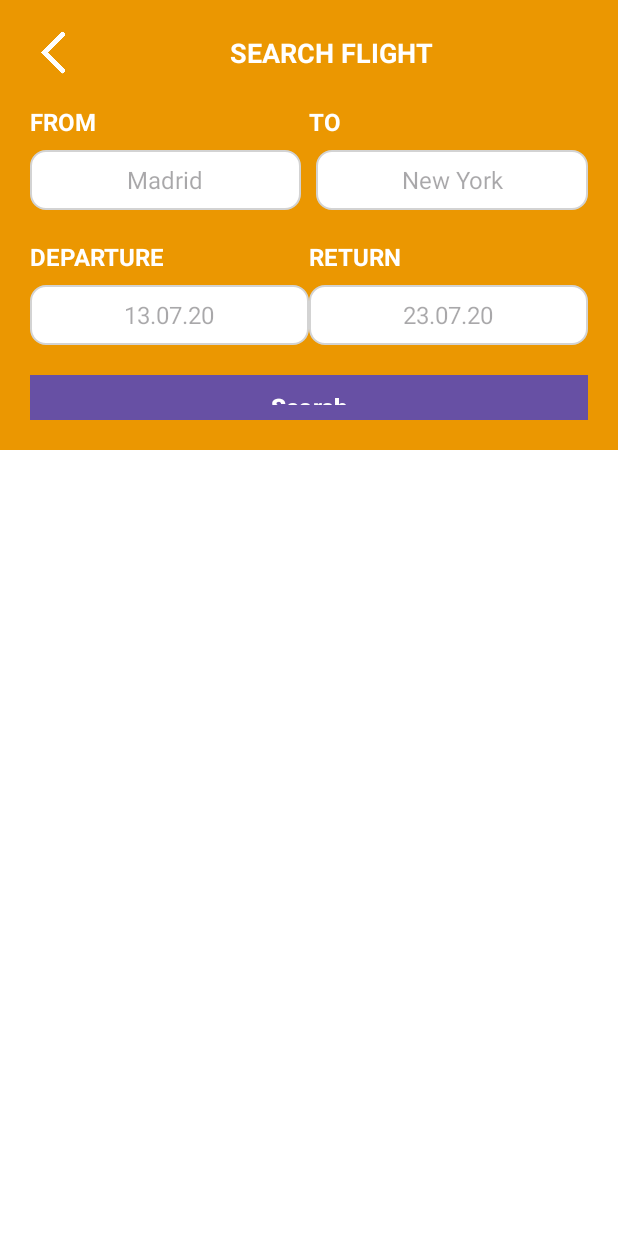
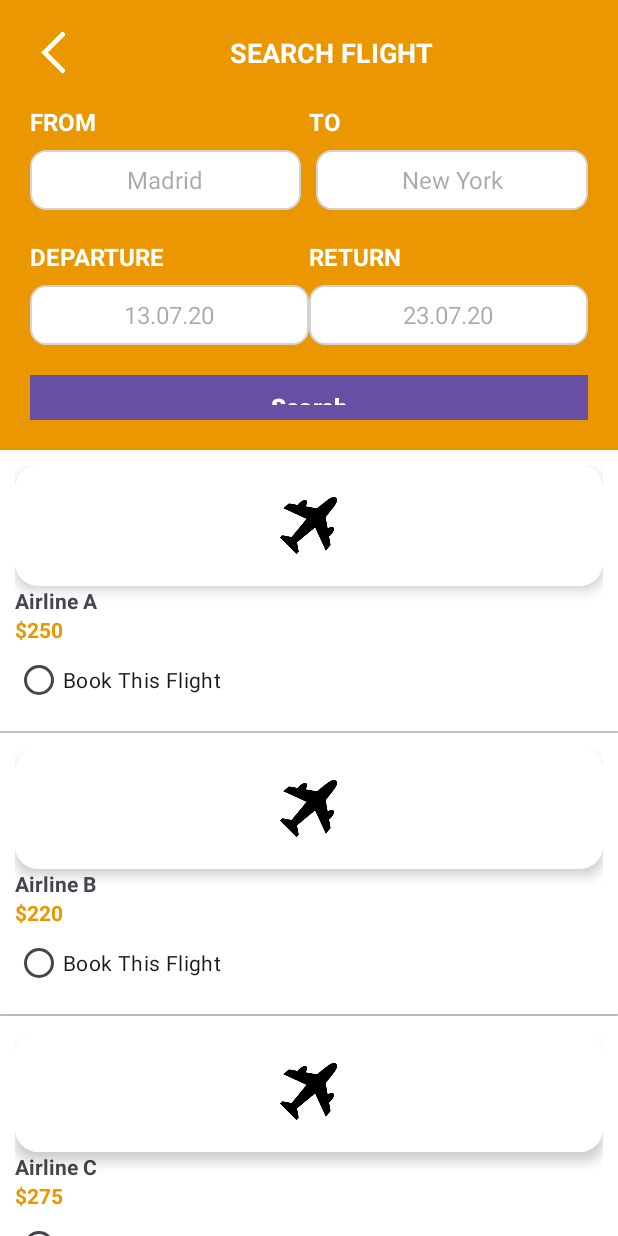
Before and after one commit to okbush/Travel-Mobile-App, an Android app: the SearchActivity screen opened directly, with no data from a screen before it, after a tap on "Search", on a phone screen of 412 x 824 dp. Run offline under Robolectric (Android 15) with nearby library versions, the phone set to English and light mode, and no system bars.

Commit message:
search fix unbearable

```diff
--- a/app/src/main/java/ph/edu/usc/surigao_travel/Flight.java
+++ b/app/src/main/java/ph/edu/usc/surigao_travel/Flight.java
@@ -1,34 +1,26 @@
 package ph.edu.usc.surigao_travel;
 
 public class Flight {
-    private String airline, flightNumber, departureTime, arrivalTime, duration;
-    private String from, to, departureDate, returnDate, seatClass, price;
+    private String airline;
+    private String from;
+    private String to;
+    private String departureTime;
+    private String returnTime;
+    private String price;
 
-    public Flight(String airline, String flightNumber, String departureTime, String arrivalTime,
-                  String duration, String from, String to, String departureDate, String returnDate,
-                  String seatClass, String price) {
+    public Flight(String airline, String from, String to, String departureTime, String returnTime, String price) {
         this.airline = airline;
-        this.flightNumber = flightNumber;
-        this.departureTime = departureTime;
-        this.arrivalTime = arrivalTime;
-        this.duration = duration;
         this.from = from;
         this.to = to;
-        this.departureDate = departureDate;
-        this.returnDate = returnDate;
-        this.seatClass = seatClass;
+        this.departureTime = departureTime;
+        this.returnTime = returnTime;
         this.price = price;
     }
 
     public String getAirline() { return airline; }
-    public String getFlightNumber() { return flightNumber; }
-    public String getDepartureTime() { return departureTime; }
-    public String getArrivalTime() { return arrivalTime; }
-    public String getDuration() { return duration; }
     public String getFrom() { return from; }
     public String getTo() { return to; }
-    public String getDepartureDate() { return departureDate; }
-    public String getReturnDate() { return returnDate; }
-    public String getSeatClass() { return seatClass; }
+    public String getDepartureTime() { return departureTime; }
+    public String getReturnTime() { return returnTime; }
     public String getPrice() { return price; }
 }
--- a/app/src/main/java/ph/edu/usc/surigao_travel/FlightAdapter.java
+++ b/app/src/main/java/ph/edu/usc/surigao_travel/FlightAdapter.java
@@ -23,23 +23,22 @@ public class FlightAdapter extends ArrayAdapter<Flight> {
 
         Flight flight = getItem(position);
 
-        TextView tvFrom = convertView.findViewById(R.id.tvFrom);
-        TextView tvTo = convertView.findViewById(R.id.tvTo);
-        TextView tvDepartureDate = convertView.findViewById(R.id.tvDepartureDate);
-        TextView tvReturnDate = convertView.findViewById(R.id.tvReturnDate);
+        // Bind UI elements
+        TextView etFrom = convertView.findViewById(R.id.etFrom);
+        TextView etTo = convertView.findViewById(R.id.etTo);
+        TextView txtDepartureDate = convertView.findViewById(R.id.txtDepartureDate);
+        TextView txtReturnDate = convertView.findViewById(R.id.txtReturnDate);
         TextView tvAirline = convertView.findViewById(R.id.tvAirline);
-        TextView tvSeatClass = convertView.findViewById(R.id.tvSeatClass);
         TextView tvPrice = convertView.findViewById(R.id.tvPrice);
         RadioButton radioButton = convertView.findViewById(R.id.radioButton);
 
-        // Display user input in the flight item
-        tvFrom.setText(flight.getFrom());
-        tvTo.setText(flight.getTo());
-        tvDepartureDate.setText("Departure: " + flight.getDepartureDate());
-        tvReturnDate.setText("Return: " + (flight.getReturnDate().isEmpty() ? "N/A" : flight.getReturnDate()));
+        // Set values from the Flight object
+        etFrom.setText(flight.getFrom());
+        etTo.setText(flight.getTo());
+        txtDepartureDate.setText(flight.getDepartureTime());
+        txtReturnDate.setText(flight.getReturnTime());
         tvAirline.setText(flight.getAirline());
-        tvSeatClass.setText("Class: " + flight.getSeatClass());
-        tvPrice.setText("$" + flight.getPrice());
+        tvPrice.setText(flight.getPrice());
 
         return convertView;
     }
--- a/app/src/main/java/ph/edu/usc/surigao_travel/SearchActivity.java
+++ b/app/src/main/java/ph/edu/usc/surigao_travel/SearchActivity.java
@@ -1,13 +1,10 @@
 package ph.edu.usc.surigao_travel;
 
-import android.content.Intent;
 import android.os.Bundle;
 import android.view.View;
 import android.widget.Button;
 import android.widget.EditText;
-import android.widget.ImageButton;
 import android.widget.ListView;
-import android.widget.Toast;
 
 import androidx.appcompat.app.AppCompatActivity;
 
@@ -15,12 +12,9 @@ import java.util.ArrayList;
 import java.util.List;
 
 public class SearchActivity extends AppCompatActivity {
-
-    private EditText etFrom, etTo, txtDepartureDate, txtReturnDate;
-    private Button btnSearch;
-    private ImageButton btnBack;
-    private ListView listViewFlights;
-    private FlightAdapter adapter;
+    private EditText etFrom, etTo, etDeparture, etReturn;
+    private ListView listView;
+    private FlightAdapter flightAdapter;
     private List<Flight> flightList;
 
     @Override
@@ -28,41 +22,43 @@ public class SearchActivity extends AppCompatActivity {
         super.onCreate(savedInstanceState);
         setContentView(R.layout.activity_search);
 
-        btnBack = findViewById(R.id.btnBack);
+        // Initialize UI elements
         etFrom = findViewById(R.id.etFrom);
         etTo = findViewById(R.id.etTo);
-        txtDepartureDate = findViewById(R.id.txtDepartureDate);
-        txtReturnDate = findViewById(R.id.txtReturnDate);
-        btnSearch = findViewById(R.id.btnSearch);
-        listViewFlights = findViewById(R.id.listViewFlights);
+        etDeparture = findViewById(R.id.etDeparture);
+        etReturn = findViewById(R.id.etReturn);
+        Button btnSearch = findViewById(R.id.btnSearch);
+        listView = findViewById(R.id.listView);
 
         flightList = new ArrayList<>();
-        adapter = new FlightAdapter(this, flightList);
-        listViewFlights.setAdapter(adapter);
+        flightAdapter = new FlightAdapter(this, flightList);
+        listView.setAdapter(flightAdapter);
 
-        btnSearch.setOnClickListener(v -> searchFlights());
-
-        btnBack.setOnClickListener(v -> startActivity(new Intent(SearchActivity.this, MainActivity.class)));
+        // Search Button Click Listener
+        btnSearch.setOnClickListener(new View.OnClickListener() {
+            @Override
+            public void onClick(View v) {
+                searchFlights();
+            }
+        });
     }
 
     private void searchFlights() {
+        // Get user input
+        String from = etFrom.getText().toString();
+        String to = etTo.getText().toString();
+        String departure = etDeparture.getText().toString();
+        String returnDate = etReturn.getText().toString();
+
+        // Clear previous results
         flightList.clear();
 
-        String from = etFrom.getText().toString().trim();
-        String to = etTo.getText().toString().trim();
-        String departureDate = txtDepartureDate.getText().toString().trim();
-        String returnDate = txtReturnDate.getText().toString().trim();
+        // Sample data for demonstration (different airlines, same user input)
+        flightList.add(new Flight("Airline A", from, to, departure, returnDate, "$250"));
+        flightList.add(new Flight("Airline B", from, to, departure, returnDate, "$220"));
+        flightList.add(new Flight("Airline C", from, to, departure, returnDate, "$275"));
 
-        if (from.isEmpty() || to.isEmpty() || departureDate.isEmpty()) {
-            Toast.makeText(this, "Please fill all fields", Toast.LENGTH_SHORT).show();
-            return;
-        }
-
-        // Generate search results based on user input
-        flightList.add(new Flight("Airline A", "AA123", "08:00 AM", "12:00 PM", "4h", from, to, departureDate, returnDate, "Economy", "250"));
-        flightList.add(new Flight("Airline B", "BB456", "10:00 AM", "02:00 PM", "4h", from, to, departureDate, returnDate, "Business", "450"));
-        flightList.add(new Flight("Airline C", "CC789", "01:00 PM", "05:00 PM", "4h", from, to, departureDate, returnDate, "First Class", "800"));
-
-        adapter.notifyDataSetChanged();
+        // Notify adapter about data changes
+        flightAdapter.notifyDataSetChanged();
     }
 }
--- a/app/src/main/res/layout/activity_search.xml
+++ b/app/src/main/res/layout/activity_search.xml
@@ -17,23 +17,23 @@
         <LinearLayout
             android:layout_width="match_parent"
             android:layout_height="wrap_content"
-            android:gravity="center_vertical"
-            android:orientation="horizontal">
+            android:orientation="horizontal"
+            android:gravity="center_vertical">
 
             <ImageButton
                 android:id="@+id/btnBack"
                 android:layout_width="30dp"
                 android:layout_height="30dp"
                 android:background="@null"
-                android:scaleType="fitCenter"
-                android:src="@drawable/back_button" />
+                android:src="@drawable/back_button"
+                android:scaleType="fitCenter" /> <!-- Add content description -->
 
             <TextView
                 android:layout_width="match_parent"
                 android:layout_height="wrap_content"
                 android:text="SEARCH FLIGHT"
+                android:textColor="@color/white"
                 android:textAlignment="center"
-                android:textColor="@color/white"
                 android:textSize="18sp"
                 android:textStyle="bold" />
         </LinearLayout>
@@ -49,18 +49,18 @@
                 android:layout_height="20dp"
                 android:layout_weight="1"
                 android:text="FROM"
+                android:textStyle="bold"
                 android:textColor="@color/white"
-                android:textSize="16sp"
-                android:textStyle="bold" />
+                android:textSize="16sp" />
 
             <TextView
                 android:layout_width="0dp"
                 android:layout_height="20dp"
                 android:layout_weight="1"
                 android:text="TO"
+                android:textStyle="bold"
                 android:textColor="@color/white"
-                android:textSize="16sp"
-                android:textStyle="bold" />
+                android:textSize="16sp" />
         </LinearLayout>
 
         <!-- Flight Search Inputs -->
@@ -76,9 +76,9 @@
                 android:layout_height="40dp"
                 android:layout_weight="1"
                 android:background="@drawable/rounded_input"
-                android:gravity="center"
                 android:hint="Madrid"
                 android:inputType="text"
+                android:gravity="center"
                 android:textColor="@color/black"
                 android:textSize="16sp" />
 
@@ -86,14 +86,14 @@
                 android:id="@+id/etTo"
                 android:layout_width="0dp"
                 android:layout_height="40dp"
-                android:layout_marginStart="10dp"
                 android:layout_weight="1"
                 android:background="@drawable/rounded_input"
-                android:gravity="center"
                 android:hint="New York"
                 android:inputType="text"
+                android:gravity="center"
                 android:textColor="@color/black"
-                android:textSize="16sp" />
+                android:textSize="16sp"
+                android:layout_marginStart="10dp"/>
         </LinearLayout>
 
         <LinearLayout
@@ -107,18 +107,18 @@
                 android:layout_height="20dp"
                 android:layout_weight="1"
                 android:text="DEPARTURE"
+                android:textStyle="bold"
                 android:textColor="@color/white"
-                android:textSize="16sp"
-                android:textStyle="bold" />
+                android:textSize="16sp" />
 
             <TextView
                 android:layout_width="0dp"
                 android:layout_height="20dp"
                 android:layout_weight="1"
                 android:text="RETURN"
+                android:textStyle="bold"
                 android:textColor="@color/white"
-                android:textSize="16sp"
-                android:textStyle="bold" />
+                android:textSize="16sp" />
         </LinearLayout>
 
         <!-- Date Selection -->
@@ -129,26 +129,26 @@
             android:paddingTop="10dp">
 
             <EditText
-                android:id="@+id/txtDepartureDate"
+                android:id="@+id/etDeparture"
                 android:layout_width="0dp"
                 android:layout_height="40dp"
                 android:layout_weight="1"
                 android:background="@drawable/rounded_input"
                 android:gravity="center"
+                android:inputType="date"
                 android:hint="13.07.20"
-                android:inputType="date"
                 android:textColor="@color/black"
                 android:textSize="16sp" />
 
             <EditText
-                android:id="@+id/txtReturnDate"
+                android:id="@+id/etReturn"
                 android:layout_width="0dp"
                 android:layout_height="40dp"
                 android:layout_weight="1"
                 android:background="@drawable/rounded_input"
                 android:gravity="center"
+                android:inputType="date"
                 android:hint="23.07.20"
-                android:inputType="date"
                 android:textColor="@color/black"
                 android:textSize="16sp" />
         </LinearLayout>
@@ -157,26 +157,21 @@
             android:id="@+id/btnSearch"
             android:layout_width="match_parent"
             android:layout_height="wrap_content"
-            android:layout_marginTop="20dp"
+            android:text="Search"
             android:background="#eb9701"
-            android:text="Search"
             android:textColor="@color/white"
             android:textSize="16sp"
-            android:textStyle="bold" />
+            android:textStyle="bold"
+            android:layout_marginTop="20dp" />
     </LinearLayout>
 
     <!-- Flight Search Results Container -->
-    <ScrollView
-        android:layout_width="match_parent"
-        android:layout_height="0dp"
-        android:layout_weight="1"
-        android:padding="20dp">
+
 
         <ListView
-            android:id="@+id/listViewFlights"
+            android:id="@+id/listView"
             android:layout_width="match_parent"
             android:layout_height="wrap_content" />
-    </ScrollView>
 
     <!-- Book Flight Button -->
     <Button
```
Also changed, not shown: app/src/main/res/layout/flight_class_item.xml (added, +28 -0 lines), app/src/main/res/layout/flight_item.xml (+15 -58 lines).
